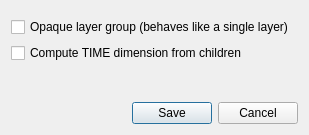
This is src/ui/qgsgroupwmsdatadialogbase.ui in qgis/QGIS as Qt 5 draws it before an edit. The edited form follows.
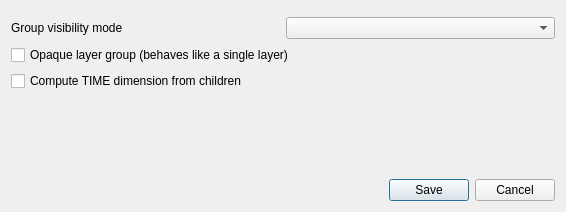
This is the edited form. Icons and pictures are not drawn. Custom widgets are drawn as their Qt base class.

Commit message: Introduce Enumeration Value for GroupVisiblity to have additional options in future (like e.g. transparent-group).

```diff
--- a/src/ui/qgsgroupwmsdatadialogbase.ui
+++ b/src/ui/qgsgroupwmsdatadialogbase.ui
@@ -9,8 +9,8 @@
    <rect>
     <x>0</x>
     <y>0</y>
-    <width>309</width>
-    <height>135</height>
+    <width>566</width>
+    <height>212</height>
    </rect>
   </property>
   <property name="windowTitle">
@@ -34,8 +34,8 @@
        <rect>
         <x>0</x>
         <y>0</y>
-        <width>343</width>
-        <height>74</height>
+        <width>548</width>
+        <height>162</height>
        </rect>
       </property>
       <layout class="QVBoxLayout" name="verticalLayout_2">
@@ -54,6 +54,24 @@
        <item>
         <widget class="QgsMapLayerServerPropertiesWidget" name="mMapLayerServerPropertiesWidget" native="true"/>
        </item>
+       <item>
+        <layout class="QHBoxLayout" name="group_visibility_layout">
+         <item>
+          <widget class="QLabel" name="label">
+           <property name="text">
+            <string>Group visibility mode</string>
+           </property>
+          </widget>
+         </item>
+         <item>
+          <widget class="QComboBox" name="mGroupVisbilityCombo">
+           <property name="toolTip">
+            <string>&lt;html&gt;&lt;head/&gt;&lt;body&gt;&lt;p&gt;An opaque layer group behaves like a single layer. It is requestable, but its children are not. The children are still rendered in GetMap, GetFeatureInfo, etc. when requesting the opaque layer group.&lt;/p&gt;&lt;/body&gt;&lt;/html&gt;</string>
+           </property>
+          </widget>
+         </item>
+        </layout>
+       </item>
        <item>
         <widget class="QCheckBox" name="mOpaque">
          <property name="text">
```
The commit also changes 14 other files.
